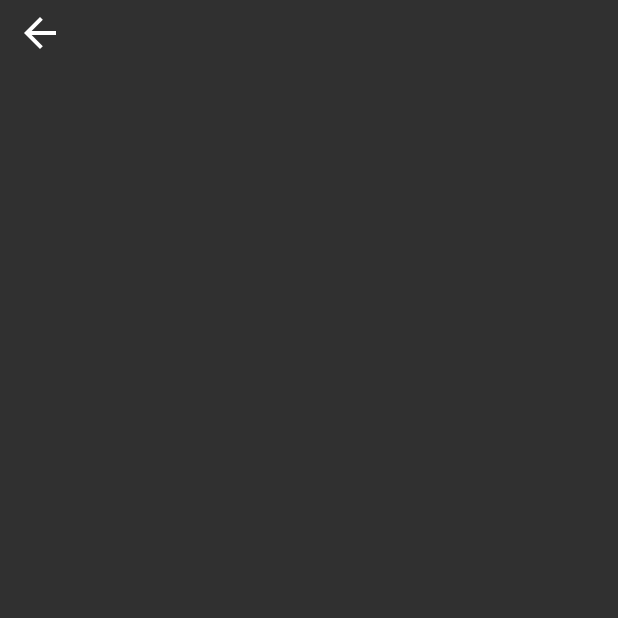
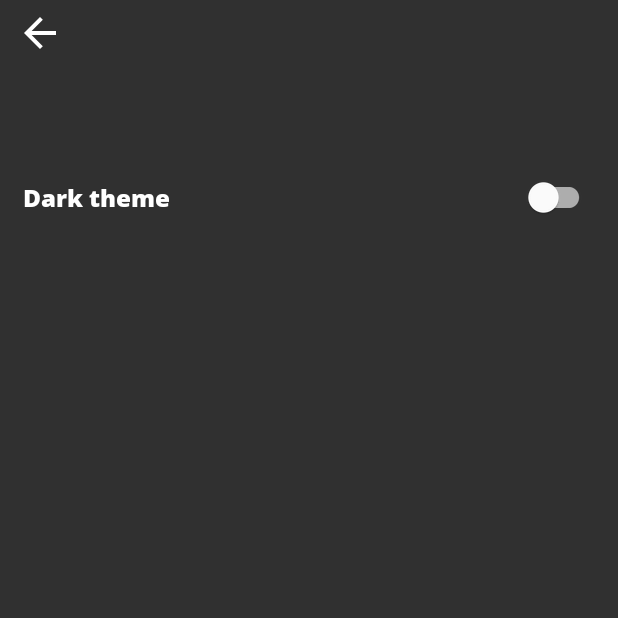
Before and after one commit to tontsa28/opencalc, an Android app: the SettingsActivity screen opened directly, with no data from a screen before it, on a phone screen of 412 x 824 dp, the top half of it. Before the commit the part shown is almost empty. Run offline under Robolectric (Android 15) with nearby library versions, the light colour scheme and no system bars.

Commit message:
Added dark theme switch to settings (no functionality yet)

```diff
--- a/app/src/main/AndroidManifest.xml
+++ b/app/src/main/AndroidManifest.xml
@@ -17,7 +17,9 @@
         android:roundIcon="@mipmap/ic_launcher_round"
         android:supportsRtl="true"
         android:theme="@style/Theme.OpenCalc">
-        <activity android:name=".SettingsActivity"></activity>
+        <activity android:name=".SettingsActivity">
+
+        </activity>
         <activity android:name=".MainActivity">
             <intent-filter>
                 <action android:name="android.intent.action.MAIN" />
--- a/app/src/main/res/layout/activity_settings.xml
+++ b/app/src/main/res/layout/activity_settings.xml
@@ -22,4 +22,25 @@
         app:srcCompat="@drawable/ic_arrowback_white"
         tools:ignore="ContentDescription" />
 
+    <TableRow
+        android:layout_width="match_parent"
+        android:layout_height="70dp"
+        android:layout_marginTop="1dp"
+        android:layout_marginBottom="606dp"
+        app:layout_constraintBottom_toBottomOf="parent"
+        app:layout_constraintEnd_toEndOf="parent"
+        app:layout_constraintStart_toStartOf="parent"
+        app:layout_constraintTop_toBottomOf="@+id/backBTN" >
+
+        <com.google.android.material.switchmaterial.SwitchMaterial
+            android:id="@+id/switch2"
+            android:padding="15dp"
+            android:layout_width="match_parent"
+            android:layout_height="match_parent"
+            android:textColor="#FFFFFF"
+            android:fontFamily="@font/opensans_extrabold"
+            android:textSize="16sp"
+            android:text="@string/darktheme" />
+    </TableRow>
+
 </androidx.constraintlayout.widget.ConstraintLayout>
--- a/app/src/main/res/values/strings.xml
+++ b/app/src/main/res/values/strings.xml
@@ -29,4 +29,6 @@
 
     <string name="settings">Settings</string>
 
+    <string name="darktheme">Dark theme</string>
+
 </resources>
```
